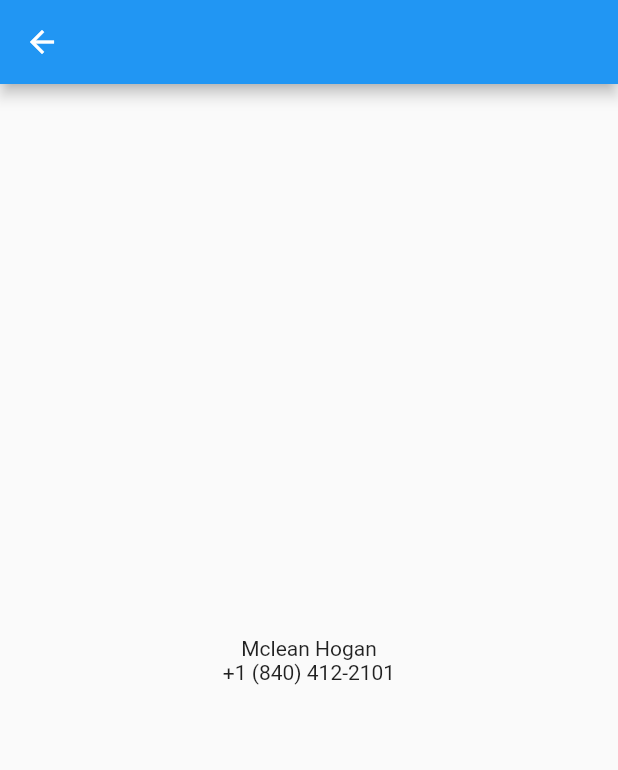
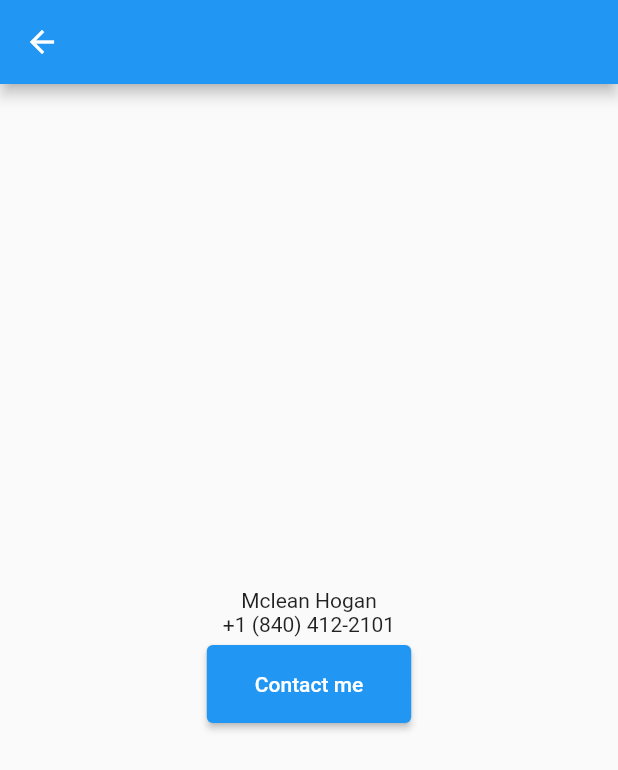
Before and after one commit to OscarAguilarL/adaptive-layout, a Flutter app: the screen it shows after launch, after a tap on "Mclean Hogan", on a phone screen of 412 x 824 dp. Shown: the top 770 px of the screen. Run offline on Flutter 3.47's test engine with Material 2 defaults, Android fonts, the phone set to English and light mode, and no system bars; network calls fail.

Commit message:
video parte 2

```diff
--- a/lib/main.dart
+++ b/lib/main.dart
@@ -1,3 +1,5 @@
+// ignore_for_file: avoid_print
+
 import 'package:adaptive_layout/src/people.dart';
 import 'package:flutter/material.dart';
 
@@ -14,7 +16,7 @@ class MyApp extends StatelessWidget {
       title: 'Flutter Demo',
       theme: ThemeData(
         primarySwatch: Colors.blue,
-        visualDensity: VisualDensity.adaptivePlatformDensity,
+        visualDensity: const VisualDensity(horizontal: 4, vertical: 4.0),
       ),
       home: const MyHomePage(title: 'Flutter Demo Home Page'),
     );
@@ -41,6 +43,7 @@ class _MyHomePageState extends State<MyHomePage> {
         builder: (context, constraints) {
           if (constraints.maxWidth > 600) {
             return const WideLayout();
+            // TODO: insert a layout between 400 and 600 that is a grid of photos
           } else {
             return const NarrowLayout();
           }
@@ -64,10 +67,14 @@ class _WideLayoutState extends State<WideLayout> {
   Widget build(BuildContext context) {
     return Row(
       children: [
-        Expanded(
-          flex: 2,
+        SizedBox(
+          width: 250,
+          child: Padding(
+            padding: const EdgeInsets.all(12.0),
             child: PeopleList(
-              onPersonTap: (person) => setState(() => _person = person)),
+              onPersonTap: (person) => setState(() => _person = person),
+            ),
+          ),
         ),
         Expanded(
           flex: 3,
@@ -123,14 +130,43 @@ class PersonDetail extends StatelessWidget {
 
   @override
   Widget build(BuildContext context) {
+    return LayoutBuilder(
+      builder: (BuildContext context, BoxConstraints constraints) {
+        if (constraints.maxHeight > 200) {
           return Center(
             child: Column(
               mainAxisAlignment: MainAxisAlignment.center,
               children: [
+                MouseRegion(
+                  onHover: ((event) {
+                    print('hello world');
+                  }),
+                  child: Text(person.name),
+                ),
+                Text(person.phone),
+                ElevatedButton(
+                  onPressed: () => {},
+                  child: const Text('Contact me'),
+                ),
+              ],
+            ),
+          );
+        } else {
+          return Center(
+            child: Row(
+              mainAxisAlignment: MainAxisAlignment.spaceAround,
+              children: [
                 Text(person.name),
                 Text(person.phone),
+                ElevatedButton(
+                  onPressed: () => {},
+                  child: const Text('Contact me'),
+                ),
               ],
             ),
           );
         }
+      },
+    );
   }
+}
```
Lines whose indentation alone changed are shown as unchanged.
